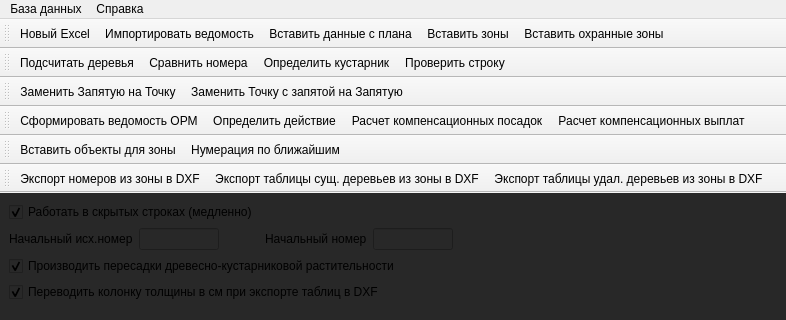
Above: resources/main_window.ui from maxmyslivets/TaxationMaster before the change; both pictures show x 0 to 786 and y 0 to 320 of the 786 by 569 pixel window. Below: the same form after it.
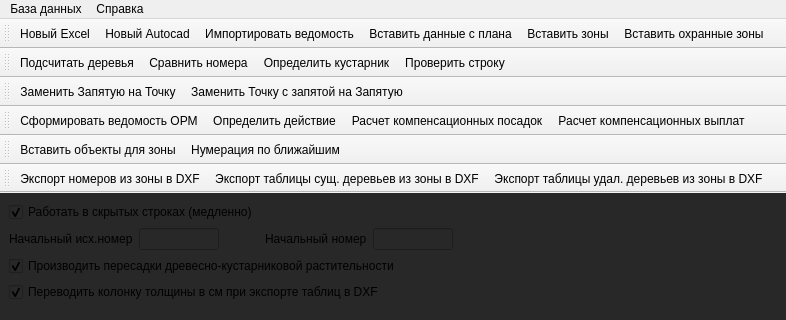
That is the form after the change. Icons and pictures are not drawn.

The edit to the form file:
```diff
--- a/resources/main_window.ui
+++ b/resources/main_window.ui
@@ -328,6 +328,7 @@
     <bool>false</bool>
    </attribute>
    <addaction name="action_open_excel_template"/>
+   <addaction name="action_open_autocad_template"/>
    <addaction name="action_import_taxation_list"/>
    <addaction name="action_import_topographic_plan"/>
    <addaction name="action_insert_zones"/>
@@ -655,6 +656,17 @@
     <enum>QAction::MenuRole::NoRole</enum>
    </property>
   </action>
+  <action name="action_open_autocad_template">
+   <property name="text">
+    <string>Новый Autocad</string>
+   </property>
+   <property name="toolTip">
+    <string>Открыть шаблон Autocad файла</string>
+   </property>
+   <property name="menuRole">
+    <enum>QAction::MenuRole::NoRole</enum>
+   </property>
+  </action>
  </widget>
  <resources>
   <include location="resources.qrc"/>
```
